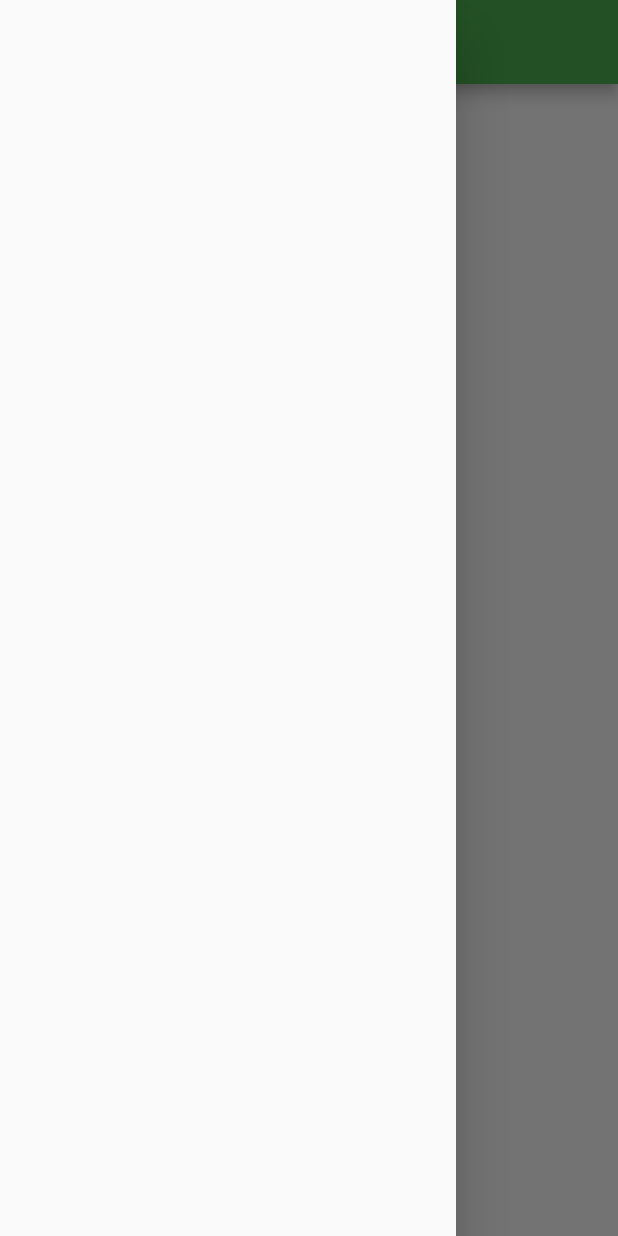
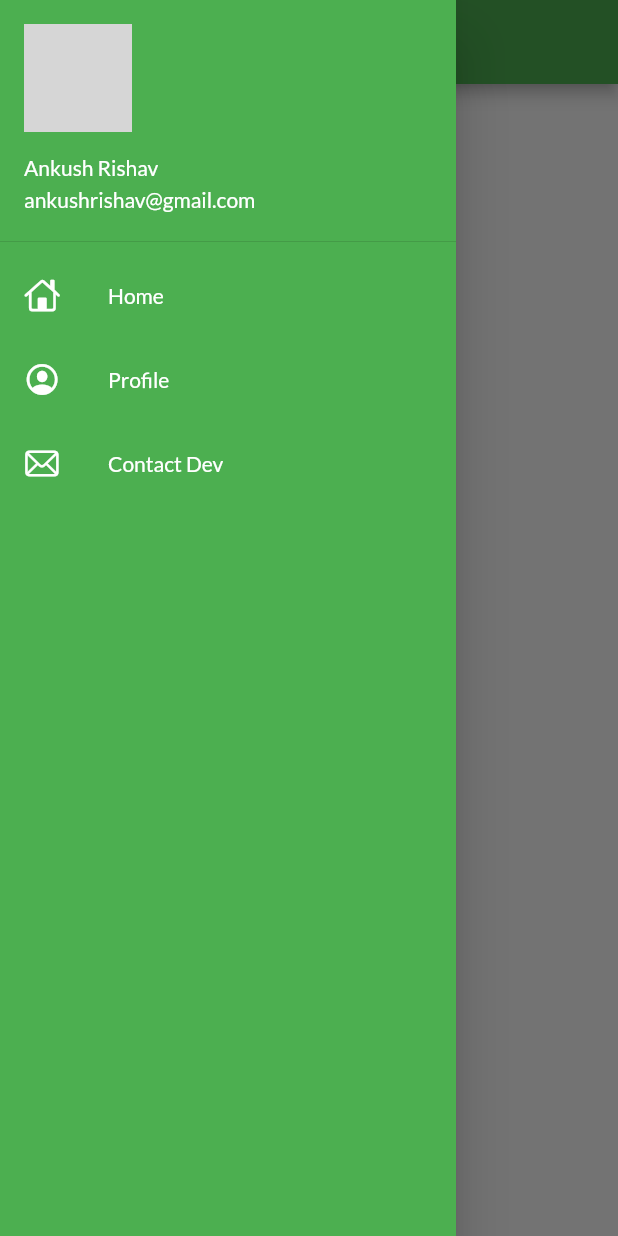
Before and after one commit to Scot1x/Flutter_Learnin, a Flutter app: the HomePage screen opened by its route, with the side drawer open, on a phone screen of 412 x 824 dp. Run offline on Flutter 3.47's test engine with Material 2 defaults, Android fonts, the phone set to English and light mode, and no system bars; our stand-ins replace google_fonts; network calls fail; grey boxes are pictures that could not be loaded.

Commit message:
Day 8 Completed

```diff
--- a/lib/pages/home_page.dart
+++ b/lib/pages/home_page.dart
@@ -1,4 +1,5 @@
 import 'package:flutter/material.dart';
+import 'package:trial_app_2/widgets/drawer.dart';
 
 class HomePage extends StatelessWidget {
   String cool = "Build in progress";
@@ -13,7 +14,7 @@ class HomePage extends StatelessWidget {
           child: Text("$cool"),
         ),
       ),
-      drawer: Drawer(),
+      drawer: MyDrawer(),
     );
   }
 }
--- /dev/null
+++ b/lib/widgets/drawer.dart
@@ -0,0 +1,65 @@
+import 'package:flutter/cupertino.dart';
+import 'package:flutter/material.dart';
+
+class MyDrawer extends StatelessWidget {
+  final imageurl =
+      "https://i1.sndcdn.com/avatars-QWA1tiegwRVcWmFT-bcEOUw-t200x200.jpg";
+
+  @override
+  Widget build(BuildContext context) {
+    return Drawer(
+      child: Container(
+        color: Colors.green,
+        child: ListView(
+          padding: EdgeInsets.zero,
+          children: [
+            DrawerHeader(
+              padding: EdgeInsets.zero,
+              child: UserAccountsDrawerHeader(
+                margin: EdgeInsets.zero,
+                accountName: Text("Ankush Rishav"),
+                accountEmail: Text("ankushrishav@gmail.com"),
+                currentAccountPicture: CircleAvatar(
+                  backgroundImage: NetworkImage(imageurl),
+                ),
+              ),
+            ),
+            ListTile(
+              leading: Icon(
+                CupertinoIcons.home,
+                color: Colors.white,
+              ),
+              title: Text(
+                "Home",
+                textScaleFactor: 1,
+                style: TextStyle(color: Colors.white),
+              ),
+            ),
+            ListTile(
+              leading: Icon(
+                CupertinoIcons.profile_circled,
+                color: Colors.white,
+              ),
+              title: Text(
+                "Profile",
+                textScaleFactor: 1,
+                style: TextStyle(color: Colors.white),
+              ),
+            ),
+            ListTile(
+              leading: Icon(
+                CupertinoIcons.mail,
+                color: Colors.white,
+              ),
+              title: Text(
+                "Contact Dev",
+                textScaleFactor: 1,
+                style: TextStyle(color: Colors.white),
+              ),
+            ),
+          ],
+        ),
+      ),
+    );
+  }
+}
```
